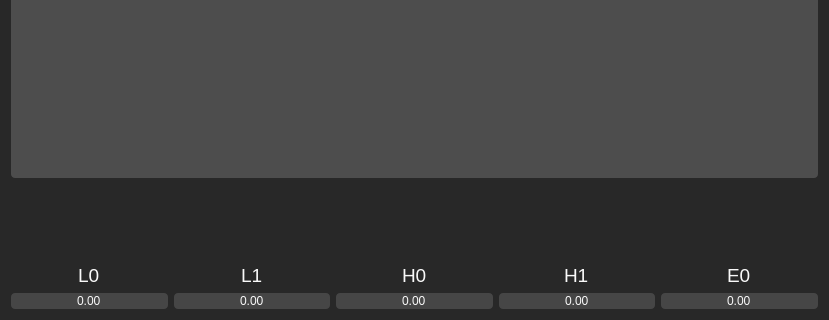
Before: the Qt Designer form designerfiles/GeometricDialog.ui in NTNU-E2227/TensileTester, drawn with Qt 5; both pictures show x 0 to 829 and y 171 to 491 of the 829 by 491 pixel window.
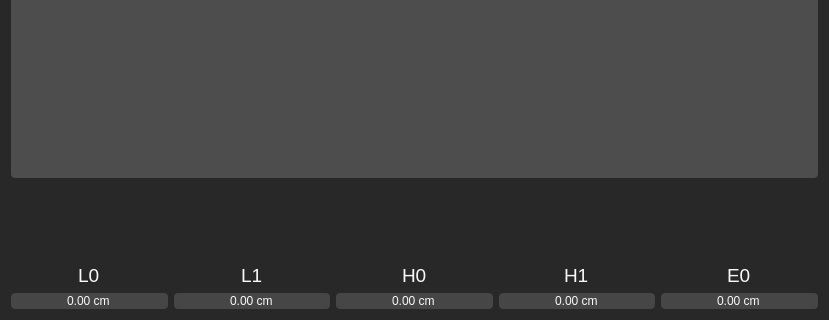
After: the same form once the commit is applied. Icons and pictures are not drawn.

Diff of the .ui file:
```diff
--- a/designerfiles/GeometricDialog.ui
+++ b/designerfiles/GeometricDialog.ui
@@ -92,6 +92,9 @@
      <property name="buttonSymbols">
       <enum>QAbstractSpinBox::NoButtons</enum>
      </property>
+     <property name="suffix">
+      <string> cm</string>
+     </property>
     </widget>
    </item>
    <item row="0" column="0" colspan="5">
@@ -143,6 +146,9 @@
      <property name="buttonSymbols">
       <enum>QAbstractSpinBox::NoButtons</enum>
      </property>
+     <property name="suffix">
+      <string> cm</string>
+     </property>
     </widget>
    </item>
    <item row="2" column="4" alignment="Qt::AlignHCenter|Qt::AlignBottom">
@@ -177,6 +183,9 @@
      <property name="buttonSymbols">
       <enum>QAbstractSpinBox::NoButtons</enum>
      </property>
+     <property name="suffix">
+      <string> cm</string>
+     </property>
     </widget>
    </item>
    <item row="3" column="4">
@@ -187,6 +196,9 @@
      <property name="buttonSymbols">
       <enum>QAbstractSpinBox::NoButtons</enum>
      </property>
+     <property name="suffix">
+      <string> cm</string>
+     </property>
     </widget>
    </item>
    <item row="2" column="3" alignment="Qt::AlignHCenter|Qt::AlignBottom">
@@ -212,6 +224,9 @@
      <property name="buttonSymbols">
       <enum>QAbstractSpinBox::NoButtons</enum>
      </property>
+     <property name="suffix">
+      <string> cm</string>
+     </property>
     </widget>
    </item>
    <item row="2" column="1" alignment="Qt::AlignHCenter|Qt::AlignBottom">
```
